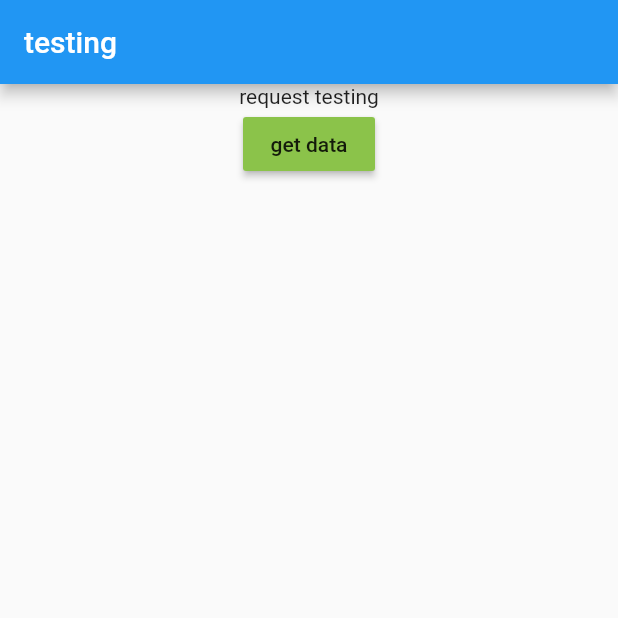
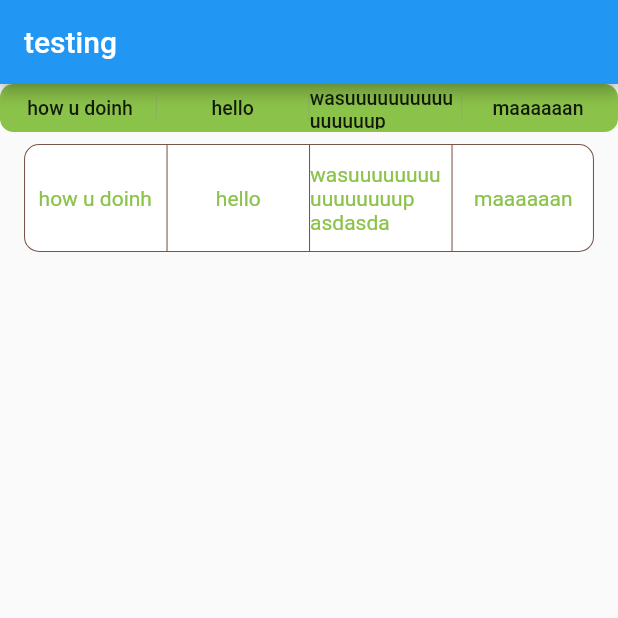
Before and after one commit to politebarista/WidgetsTesting, a Flutter app: the screen it shows after launch, on a phone screen of 412 x 824 dp, the top half of it. Run offline on Flutter 3.47's test engine with Material 2 defaults, Android fonts, the phone set to English and light mode, and no system bars; drawn by our look-alikes of material_segmented_control; our stand-ins replace geolocator, google_maps_flutter; missing offline and left inert: yandex_mapkit; generated files the repository leaves out were written again.

Commit message:
play with segment controllers

```diff
--- a/lib/main.dart
+++ b/lib/main.dart
@@ -7,6 +7,7 @@ import 'package:widgets_testing/play_with_null.dart';
 import 'package:widgets_testing/play_with_yandex_maps.dart';
 import 'package:widgets_testing/progress_testing.dart';
 import 'package:widgets_testing/request_testing_widget.dart';
+import 'package:widgets_testing/segment_testing_widget.dart';
 import 'package:widgets_testing/stateful_widgets_testing_and_snackbar.dart';
 import 'package:widgets_testing/test_classes/some_math.dart';
 import 'package:widgets_testing/testing_geocoder_widget.dart';
@@ -27,10 +28,14 @@ class MyApp extends StatelessWidget {
     return MaterialApp(
       title: 'widgets testing',
       home: Scaffold(
-        appBar: AppBar(title: Text('testing'),),
-        body: LayoutBuilder(builder: (BuildContext context, BoxConstraints constraints) {
-          return RequestTestingWidget();
-        },),
+        appBar: AppBar(
+          title: Text('testing'),
+        ),
+        body: LayoutBuilder(
+          builder: (BuildContext context, BoxConstraints constraints) {
+            return SegmentTestingWidget();
+          },
+        ),
       ),
     );
   }
--- /dev/null
+++ b/lib/segment_testing_widget.dart
@@ -0,0 +1,44 @@
+import 'package:flutter/cupertino.dart';
+import 'package:flutter/material.dart';
+import 'package:material_segmented_control/material_segmented_control.dart';
+
+class SegmentTestingWidget extends StatelessWidget {
+  Map<int, Widget> slidingSegmentWidgets = <int, Widget>{
+    0: Text('how u doinh'),
+    1: Text("hello"),
+    3: Text("wasuuuuuuuuuuuuuuuup    asdasda"),
+    4: Text('maaaaaan')
+  };
+  Map<int, Widget> materialSlidingSegmentWidgets = <int, Widget>{
+    0: Text('how u doinh'),
+    1: Text("hello"),
+
+    3: Text("wasuuuuuuuuuuuuuuuup    asdasda"),
+    4: Text('maaaaaan')
+  };
+
+  @override
+  Widget build(BuildContext context) {
+    return Center(
+      child: Column(
+        children: [
+          CupertinoSlidingSegmentedControl(
+            children: slidingSegmentWidgets,
+            onValueChanged: (value) {},
+            backgroundColor: Colors.lightGreen,
+            thumbColor: Colors.red,
+          ),
+          SizedBox(height: 8),
+          MaterialSegmentedControl(
+            children: materialSlidingSegmentWidgets,
+            borderRadius: 10,
+            unselectedColor: Colors.white,
+            selectedColor: Colors.lightGreen,
+            disabledColor: Colors.pink,
+            borderColor: Colors.brown,
+          ),
+        ],
+      ),
+    );
+  }
+}
--- a/pubspec.yaml
+++ b/pubspec.yaml
@@ -17,6 +17,7 @@ dependencies:
   http: ^0.13.3
   json_serializable: ^4.1.3
   build_runner: ^2.0.4
+  material_segmented_control: ^3.1.2
 
 dev_dependencies:
   flutter_test:
```
Also changed, not shown: pubspec.lock, 3 other files.
